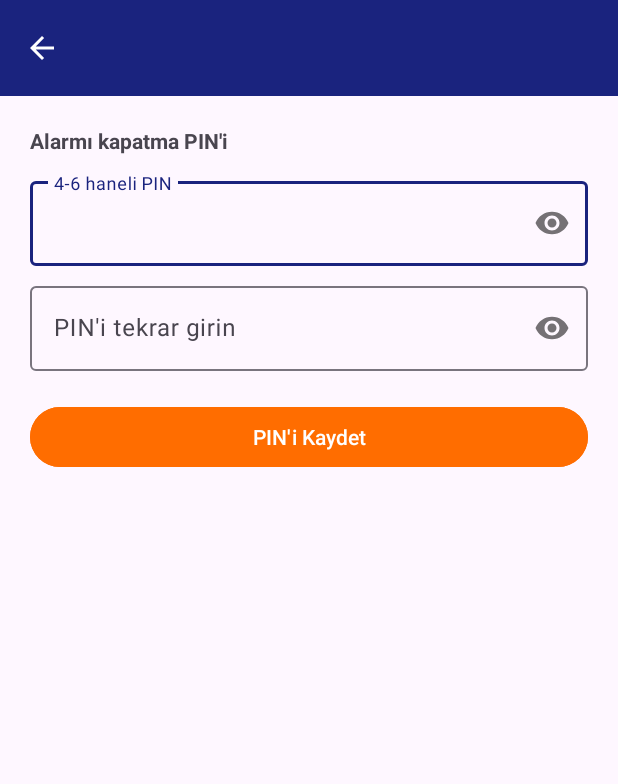
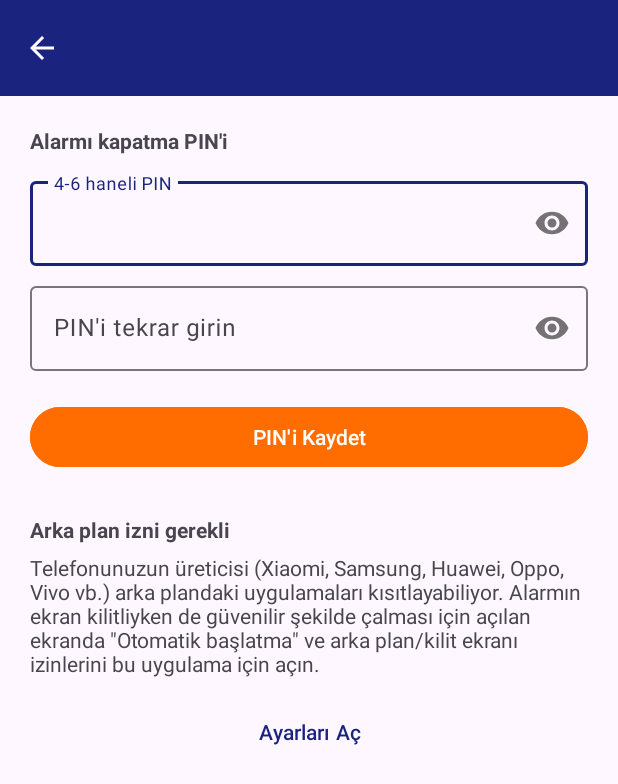
Before and after one commit to metehanyl/-alar-Saat-, an Android app: the SettingsActivity screen opened directly, with no data from a screen before it, on a phone screen of 412 x 824 dp. Shown: the top 784 px of the screen. Run offline under Robolectric (Android 15) with nearby library versions, the phone set to English and light mode, and no system bars.

Commit message:
Add OEM autostart settings helper and per-alarm time-remaining countdown
Adds manufacturer-specific deep links (Xiaomi/Huawei/Oppo/Vivo/Samsung etc.)
to whitelist the app for autostart/background pop-ups, since those OEM app
managers can block the lock-screen alarm UI even when every standard
Android full-screen-intent/showWhenLocked mechanism is already in place.
Also shows a "X dk/sa sonra" countdown next to each alarm in the main list
and next to each time inside a group's edit screen (not Sabah Namazı).

```diff
--- a/app/src/main/java/com/metehanyl/calarsaat/ui/GroupTimeAdapter.kt
+++ b/app/src/main/java/com/metehanyl/calarsaat/ui/GroupTimeAdapter.kt
@@ -4,6 +4,7 @@ import android.view.LayoutInflater
 import android.view.ViewGroup
 import androidx.recyclerview.widget.RecyclerView
 import com.metehanyl.calarsaat.databinding.ItemGroupTimeBinding
+import com.metehanyl.calarsaat.util.TimeRemainingFormatter
 
 class GroupTimeAdapter(
     private val times: MutableList<Pair<Int, Int>>,
@@ -26,6 +27,8 @@ class GroupTimeAdapter(
 
         fun bind(time: Pair<Int, Int>) {
             binding.textTime.text = "%02d:%02d".format(time.first, time.second)
+            binding.textRemaining.text =
+                TimeRemainingFormatter.format(binding.root.context, time.first, time.second)
             binding.buttonDeleteTime.setOnClickListener { onDelete(bindingAdapterPosition) }
         }
     }
--- a/app/src/main/java/com/metehanyl/calarsaat/ui/SettingsActivity.kt
+++ b/app/src/main/java/com/metehanyl/calarsaat/ui/SettingsActivity.kt
@@ -6,6 +6,7 @@ import com.google.android.material.snackbar.Snackbar
 import com.metehanyl.calarsaat.R
 import com.metehanyl.calarsaat.data.PrefsManager
 import com.metehanyl.calarsaat.databinding.ActivitySettingsBinding
+import com.metehanyl.calarsaat.util.OemPermissionHelper
 
 class SettingsActivity : AppCompatActivity() {
 
@@ -19,6 +20,9 @@ class SettingsActivity : AppCompatActivity() {
 
         binding.toolbar.setNavigationOnClickListener { finish() }
         binding.buttonSavePin.setOnClickListener { onSavePinClicked() }
+        binding.buttonOemAutostart.setOnClickListener {
+            OemPermissionHelper.openAutoStartSettings(this)
+        }
     }
 
     private fun onSavePinClicked() {
--- a/app/src/main/res/layout/activity_settings.xml
+++ b/app/src/main/res/layout/activity_settings.xml
@@ -71,5 +71,27 @@
             android:backgroundTint="@color/accent"
             android:text="@string/settings_pin_save" />
 
+        <TextView
+            android:layout_width="wrap_content"
+            android:layout_height="wrap_content"
+            android:layout_marginTop="28dp"
+            android:text="@string/oem_autostart_title"
+            android:textStyle="bold" />
+
+        <TextView
+            android:layout_width="match_parent"
+            android:layout_height="wrap_content"
+            android:layout_marginTop="6dp"
+            android:text="@string/oem_autostart_message"
+            android:textColor="?android:attr/textColorSecondary" />
+
+        <Button
+            android:id="@+id/buttonOemAutostart"
+            android:layout_width="match_parent"
+            android:layout_height="wrap_content"
+            android:layout_marginTop="12dp"
+            android:text="@string/oem_autostart_action"
+            style="@style/Widget.Material3.Button.TextButton" />
+
     </LinearLayout>
 </androidx.coordinatorlayout.widget.CoordinatorLayout>
--- a/app/src/main/res/values/strings.xml
+++ b/app/src/main/res/values/strings.xml
@@ -48,11 +48,18 @@
     <string name="volume_title">Ses Seviyesi</string>
     <string name="volume_value_format">%1$d%%</string>
 
+    <string name="time_remaining_minutes">%1$d dk sonra</string>
+    <string name="time_remaining_hours_minutes">%1$d sa %2$d dk sonra</string>
+
     <string name="battery_optimization_title">Pil optimizasyonunu kapatın</string>
     <string name="battery_optimization_message">Alarmların güç tasarrufu modunda da güvenilir şekilde çalması için bu uygulamayı pil optimizasyonundan hariç tutmanız önerilir.</string>
     <string name="battery_optimization_action">İzin Ver</string>
     <string name="full_screen_intent_title">Tam ekran alarm izni</string>
     <string name="full_screen_intent_message">Alarm çaldığında ekran kilitliyken alarmın görünmesi için bu uygulamaya tam ekran bildirim izni vermeniz gerekiyor.</string>
+
+    <string name="oem_autostart_title">Arka plan izni gerekli</string>
+    <string name="oem_autostart_message">Telefonunuzun üreticisi (Xiaomi, Samsung, Huawei, Oppo, Vivo vb.) arka plandaki uygulamaları kısıtlayabiliyor. Alarmın ekran kilitliyken de güvenilir şekilde çalması için açılan ekranda \"Otomatik başlatma\" ve arka plan/kilit ekranı izinlerini bu uygulama için açın.</string>
+    <string name="oem_autostart_action">Ayarları Aç</string>
 
     <string name="sabah_namazi_title">Sabah Namazı</string>
     <string name="sabah_namazi_subtitle">İmsak vaktine göre otomatik 3 alarm kurar</string>
```
Also changed, not shown: app/src/main/java/com/metehanyl/calarsaat/alarm/AlarmScheduler.kt (+3 -31 lines), app/src/main/java/com/metehanyl/calarsaat/data/PrefsManager.kt (+7 -0 lines), app/src/main/java/com/metehanyl/calarsaat/ui/AlarmAdapter.kt (+11 -0 lines), app/src/main/java/com/metehanyl/calarsaat/ui/MainActivity.kt (+24 -1 lines), app/src/main/java/com/metehanyl/calarsaat/util/OemPermissionHelper.kt (added, +105 -0 lines), app/src/main/java/com/metehanyl/calarsaat/util/TimeRemainingFormatter.kt (added, +50 -0 lines), app/src/main/res/layout/item_alarm.xml (+12 -0 lines), app/src/main/res/layout/item_group_time.xml (+20 -5 lines).
